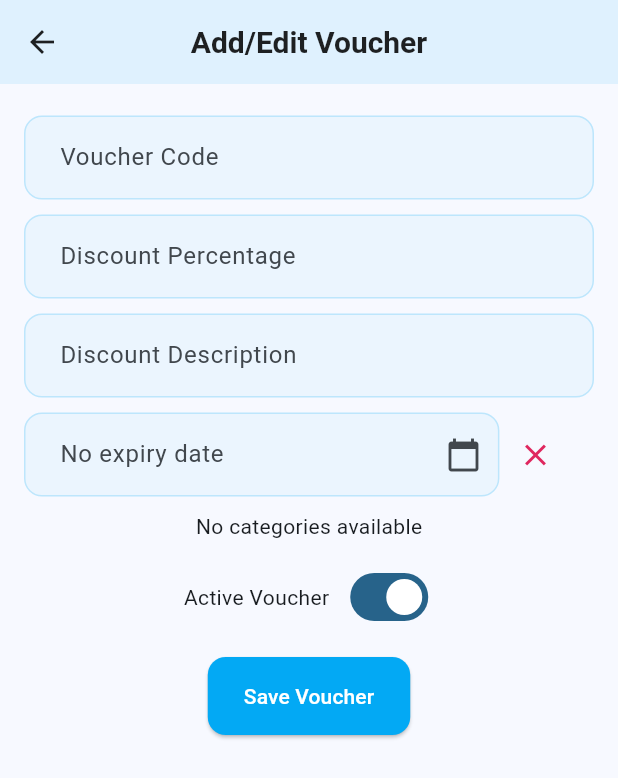
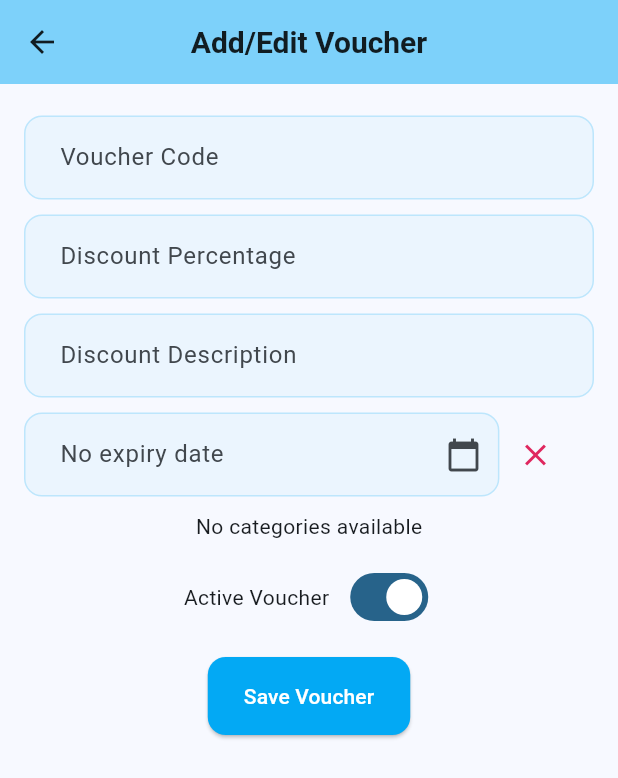
Before and after one commit to abid2net/ecommerce, a Flutter app: the VoucherFormScreen screen opened directly, on a phone screen of 412 x 824 dp. Shown: the top 778 px of the screen. Run offline on Flutter 3.47's test engine with Material 3 defaults, Android fonts, the phone set to English and light mode, and no system bars; our stand-ins replace carousel_slider, cloud_firestore, dots_indicator, equatable, firebase_auth, firebase_core and 5 more; missing offline and left inert: flutter_facebook_auth; accounts and stored records are empty; network calls fail.

Commit message:
Updated color theme

```diff
--- a/lib/screens/home/home_screen.dart
+++ b/lib/screens/home/home_screen.dart
@@ -91,7 +91,6 @@ class _HomeScreenState extends State<HomeScreen> {
                           gridDelegate:
                               const SliverGridDelegateWithFixedCrossAxisCount(
                                 crossAxisCount: 2,
-                                // childAspectRatio: 0.69,
                                 mainAxisSpacing: 8.0,
                                 crossAxisSpacing: 8.0,
                               ),
--- a/lib/theme/app_theme.dart
+++ b/lib/theme/app_theme.dart
@@ -67,7 +67,7 @@ class AppTheme {
 
     // Navigation bar theme
     navigationBarTheme: NavigationBarThemeData(
-      indicatorColor: primaryColor.withValues(alpha: 0.1),
+      indicatorColor: primaryColor.withValues(alpha: 0.5),
       labelTextStyle: WidgetStateProperty.resolveWith((states) {
         if (states.contains(WidgetState.selected)) {
           return const TextStyle(fontSize: 12, fontWeight: FontWeight.w600);
@@ -79,7 +79,7 @@ class AppTheme {
     // App bar theme
     appBarTheme: AppBarTheme(
       centerTitle: true,
-      backgroundColor: primaryColor.withValues(alpha: 0.1),
+      backgroundColor: primaryColor.withValues(alpha: 0.5),
       elevation: 0,
       titleTextStyle: const TextStyle(
         color: Colors.black87,
```
